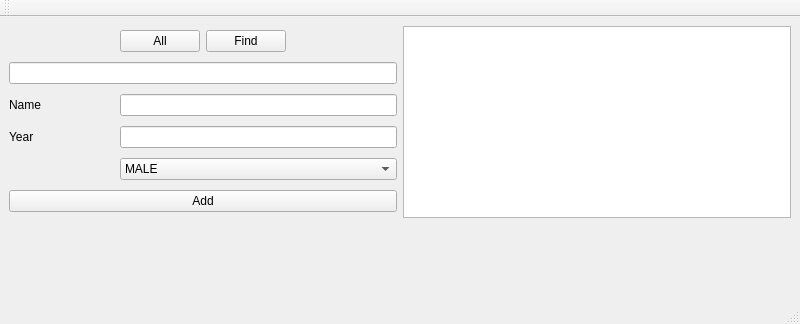
fhideous/MIET-labs-C-plus-plus, file lab3/mainwindow.ui: the form before one commit.
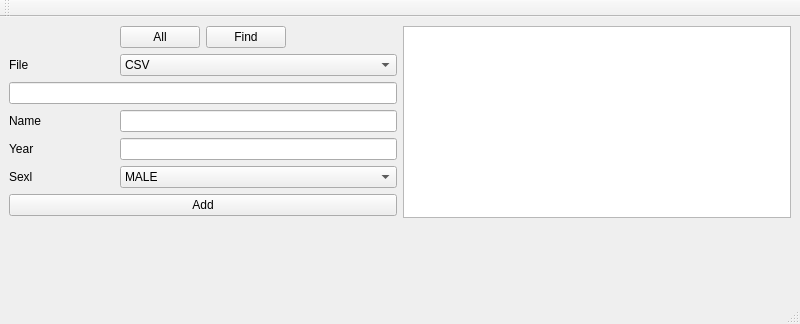
The form after the commit. Custom widgets are drawn as their Qt base class.

```diff
--- a/lab3/mainwindow.ui
+++ b/lab3/mainwindow.ui
@@ -104,6 +104,34 @@
         </item>
        </widget>
       </item>
+      <item row="7" column="0">
+       <widget class="QLabel" name="label_3">
+        <property name="text">
+         <string>Sexl</string>
+        </property>
+       </widget>
+      </item>
+      <item row="2" column="0">
+       <widget class="QLabel" name="label_4">
+        <property name="text">
+         <string>File</string>
+        </property>
+       </widget>
+      </item>
+      <item row="2" column="1" colspan="4">
+       <widget class="QComboBox" name="file_type">
+        <item>
+         <property name="text">
+          <string>CSV</string>
+         </property>
+        </item>
+        <item>
+         <property name="text">
+          <string>JSON</string>
+         </property>
+        </item>
+       </widget>
+      </item>
      </layout>
     </item>
     <item row="4" column="0">
```
